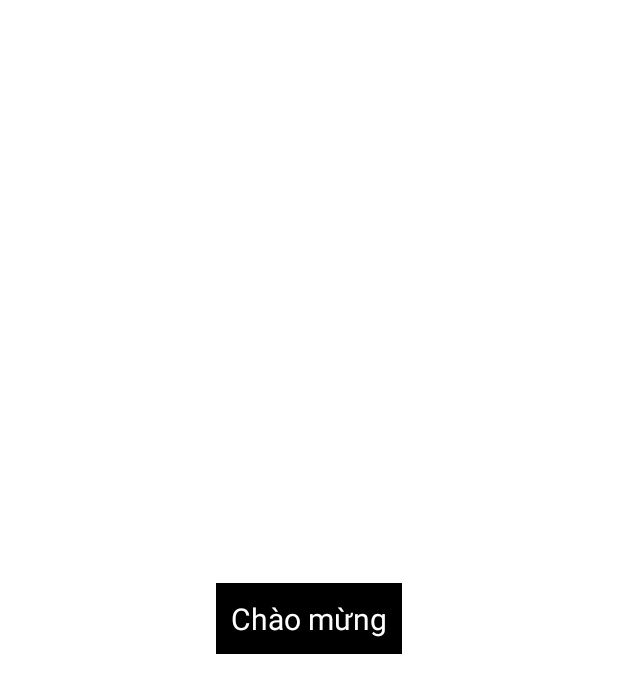
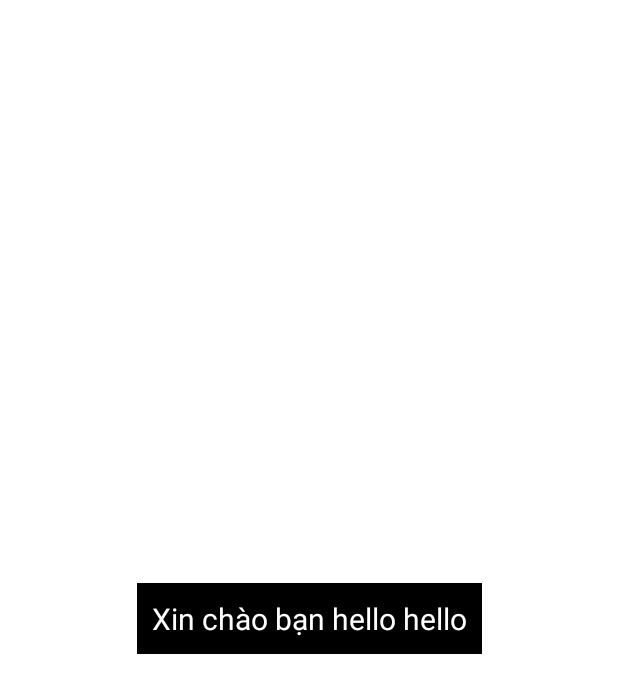
Before and after one commit to jennifo-keen/Chuong3, an Android app: the layout fragment_tv.xml on its own in the app's theme, with its tools: preview values and no code run, on a phone screen of 412 x 824 dp. Shown: the top 693 px of the screen. Run offline under Robolectric (Android 15) with nearby library versions, the phone set to English and light mode, and no system bars.

Commit message:
test test

```diff
--- a/app/src/main/res/layout/fragment_tv.xml
+++ b/app/src/main/res/layout/fragment_tv.xml
@@ -13,7 +13,7 @@
         android:layout_height="wrap_content"
         android:background="#000000"
         android:padding="10dp"
-        android:text="Chào mừng"
+        android:text="Xin chào bạn hello hello"
         android:textColor="#FFFFFF"
         android:textSize="20sp"
         app:layout_constraintBottom_toBottomOf="parent"
```
